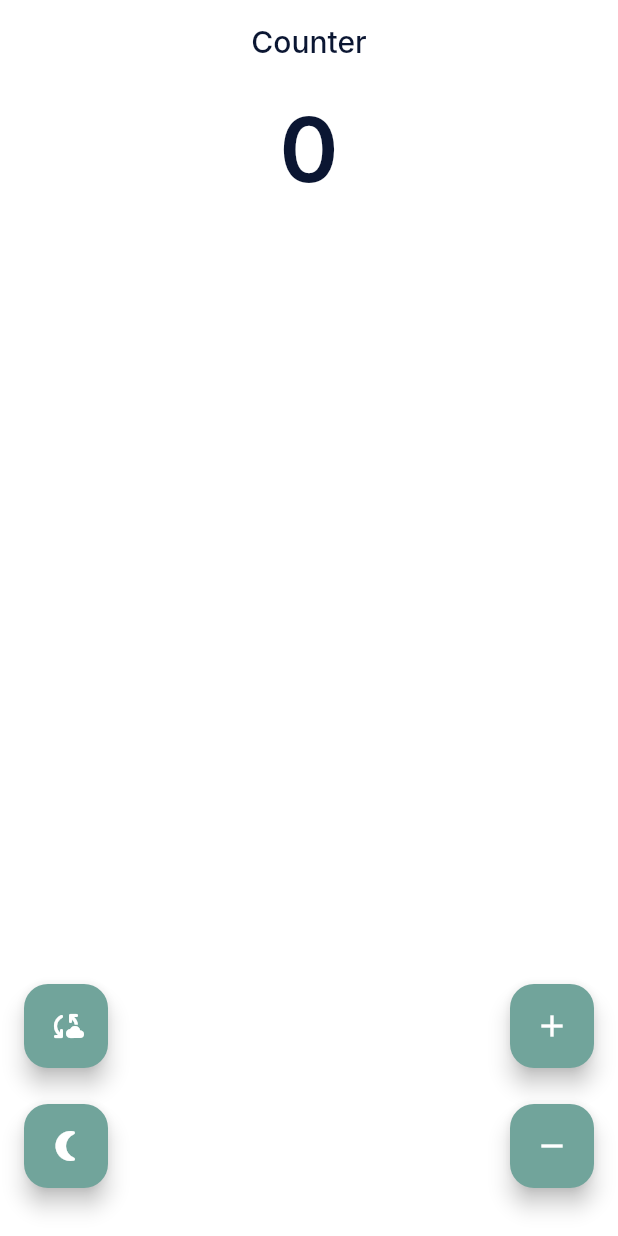
After one commit to K1yoshiSho/ptolemay_test, a Flutter app: the screen it shows after launch, on a phone screen of 412 x 824 dp. The commit adds this screen. Run offline on Flutter 3.47's test engine with Material 2 defaults, Android fonts, the phone set to English and light mode, and no system bars; our stand-ins replace bloc, equatable, flutter_bloc, geolocator, weather; generated files the repository leaves out were written again; Roboto replaces fonts that are missing (Inter).

Commit message:
upd: fix with freezes

```diff
--- a/lib/src/features/app/view/app.dart
+++ b/lib/src/features/app/view/app.dart
@@ -2,10 +2,12 @@
 
 import 'package:flutter/material.dart';
 import 'package:provider/provider.dart';
+import 'package:ptolemay_test/src/core/common/components/animation_transition.dart';
 import 'package:ptolemay_test/src/core/common/providers/config_wrapper.dart';
 import 'package:ptolemay_test/src/core/common/providers/theme_notifier.dart';
 import 'package:ptolemay_test/src/core/configs/theme/app_theme.dart';
 import 'package:ptolemay_test/src/core/services/app_config.dart';
+import 'package:ptolemay_test/src/core/services/dependencies_container.dart';
 import 'package:ptolemay_test/src/features/counter/counter.dart';
 import 'package:ptolemay_test/l10n/l10n.dart';
 
@@ -44,7 +46,15 @@ class _AppState extends State<App> {
             themeMode: value.isDark ? ThemeMode.dark : ThemeMode.light,
             localizationsDelegates: AppLocalizations.localizationsDelegates,
             supportedLocales: AppLocalizations.supportedLocales,
-            home: const CounterScreen(),
+            home: DarkTransition(
+              childBuilder: (context, value) {
+                return const CounterScreen();
+              },
+              offset: dependenciesContainer.position ?? Offset.zero,
+              isDark: context.themeNotifier.isDark,
+              lightTheme: AppTheme.light,
+              darkTheme: AppTheme.dark,
+            ),
             builder: (context, child) {
               return MediaQuery(
                 data: MediaQuery.of(context).copyWith(
--- a/lib/src/features/counter/counter.dart
+++ b/lib/src/features/counter/counter.dart
@@ -5,9 +5,12 @@ import 'package:ptolemay_test/src/core/common/providers/theme_notifier.dart';
 import 'package:ptolemay_test/src/core/configs/styles/palette.dart';
 import 'package:ptolemay_test/src/core/configs/styles/styles.dart';
 import 'package:ptolemay_test/src/core/configs/theme/app_theme.dart';
+import 'package:ptolemay_test/src/core/services/dependencies_container.dart';
+import 'package:ptolemay_test/src/features/counter/presentation/components/switcher_theme_button.dart';
 import 'package:ptolemay_test/src/features/counter/state/counter_bloc/counter_bloc.dart';
 import 'package:ptolemay_test/l10n/l10n.dart';
 import 'package:ptolemay_test/src/features/counter/state/weather_bloc/weather_bloc_bloc.dart';
+import 'package:weather/weather.dart';
 
-part 'view/counter_body.dart';
-part 'view/counter_view.dart';
+part 'presentation/components/counter_body.dart';
+part 'presentation/screen/counter_screen.dart';
--- a/lib/src/features/counter/view/counter_body.dart
+++ b/lib/src/features/counter/presentation/components/counter_body.dart
@@ -1,4 +1,4 @@
-part of '../counter.dart';
+part of '../../counter.dart';
 
 class CounterText extends StatelessWidget {
   final int count;
--- /dev/null
+++ b/lib/src/features/counter/presentation/components/switcher_theme_button.dart
@@ -0,0 +1,20 @@
+import 'package:flutter/material.dart';
+
+class SwitcherButton extends StatelessWidget {
+  final Function(BuildContext) onTap;
+  final bool isDark;
+  const SwitcherButton({super.key, required this.onTap, required this.isDark});
+
+  @override
+  Widget build(BuildContext context) {
+    return FloatingActionButton(
+      onPressed: () {
+        onTap(context);
+      },
+      child: Icon(
+        isDark ? Icons.wb_sunny : Icons.nightlight_round,
+        color: Colors.white,
+      ),
+    );
+  }
+}
--- /dev/null
+++ b/lib/src/features/counter/presentation/screen/counter_screen.dart
@@ -0,0 +1,170 @@
+part of '../../counter.dart';
+
+class CounterScreen extends StatefulWidget {
+  const CounterScreen({super.key});
+
+  @override
+  State<CounterScreen> createState() => CounterScreenState();
+}
+
+class CounterScreenState extends State<CounterScreen> {
+  Offset? switcherOffset;
+
+  @override
+  void initState() {
+    super.initState();
+  }
+
+  @override
+  void dispose() {
+    super.dispose();
+  }
+
+  @override
+  Widget build(BuildContext context) {
+    return CounterView(
+      onTap: (buttonContext) {
+        setState(() {
+          dependenciesContainer.registerPosition(buttonContext.globalPaintBounds!.center);
+        });
+      },
+    );
+  }
+}
+
+class CounterView extends StatelessWidget {
+  final Function(BuildContext) onTap;
+  const CounterView({super.key, required this.onTap});
+
+  @override
+  Widget build(BuildContext context) {
+    final l10n = context.l10n;
+    final themeNotifier = context.themeNotifier;
+    return Scaffold(
+      appBar: AppBar(
+        title: Text(
+          l10n.counterAppBarTitle,
+          style: AppTextStyle.titleLarge500(context),
+        ),
+      ),
+      body: Column(
+        children: [
+          BlocBuilder<WeatherBloc, WeatherState>(
+            builder: (context, state) {
+              if (state is WeatherBlocFetched) {
+                return Text(
+                  state.weatherData.country ?? "",
+                  style: AppTextStyle.titleLarge600(context),
+                );
+              } else if (state is WeatherBlocLoading) {
+                return const Center(
+                  child: Padding(
+                    padding: EdgeInsets.all(8.0),
+                    child: CircularProgressIndicator(
+                      strokeWidth: 3,
+                    ),
+                  ),
+                );
+              } else if (state is WeatherBlocFailure) {
+                return Center(
+                  child: Text(
+                    state.message,
+                    style: AppTextStyle.titleSmall400(context).copyWith(
+                      color: AppPalette.danger,
+                    ),
+                  ),
+                );
+              }
+              return const SizedBox();
+            },
+          ),
+          BlocBuilder<CounterBloc, CounterState>(
+            builder: (context, state) {
+              if (state is CounterFetchedState) {
+                return Center(
+                  child: CounterText(
+                    count: state.value,
+                  ),
+                );
+              } else if (state is CounterFailureState) {
+                return Center(
+                  child: Column(
+                    mainAxisAlignment: MainAxisAlignment.center,
+                    children: [
+                      Text(
+                        state.lastValidValue.toString(),
+                        style: AppTextStyle.titleLarge600(context).copyWith(
+                          fontSize: 60,
+                        ),
+                      ),
+                      const SizedBox(height: 8),
+                      Text(
+                        state.message,
+                        style: AppTextStyle.titleSmall400(context).copyWith(
+                          color: AppPalette.danger,
+                        ),
+                      ),
+                    ],
+                  ),
+                );
+              } else {
+                return const SizedBox();
+              }
+            },
+          ),
+        ],
+      ),
+      floatingActionButtonLocation: FloatingActionButtonLocation.centerFloat,
+      floatingActionButton: Stack(
+        children: [
+          Positioned(
+            bottom: 16 * 6,
+            right: 16,
+            child: FloatingActionButton(
+              onPressed: () => context.read<CounterBloc>().add(IncrementEvent(isDark: themeNotifier.isDark)),
+              child: const Icon(
+                Icons.add,
+                color: Colors.white,
+              ),
+            ),
+          ),
+          Positioned(
+            bottom: 16,
+            right: 16,
+            child: FloatingActionButton(
+              onPressed: () => context.read<CounterBloc>().add(DecrementEvent(isDark: themeNotifier.isDark)),
+              child: const Icon(
+                Icons.remove,
+                color: Colors.white,
+              ),
+            ),
+          ),
+          Positioned(
+            bottom: 16,
+            left: 16,
+            child: SwitcherButton(
+              onTap: (buttonContext) {
+                onTap(buttonContext);
+                themeNotifier.toggleTheme();
+              },
+              isDark: themeNotifier.isDark,
+            ),
+          ),
+          Positioned(
+            bottom: 16 * 6,
+            left: 16,
+            child: FloatingActionButton(
+              onPressed: () {
+                context.read<WeatherBloc>().add(const GetWeatherInfo());
+              },
+              child: const Icon(
+                Icons.cloud_sync_rounded,
+                color: Colors.white,
+              ),
+            ),
+          ),
+        ],
+      ),
+    );
+  }
+}
```
Also changed, not shown: lib/src/core/services/dependencies_container.dart (+6 -11 lines), lib/src/features/counter/view/counter_view.dart (deleted, +0 -199 lines).
